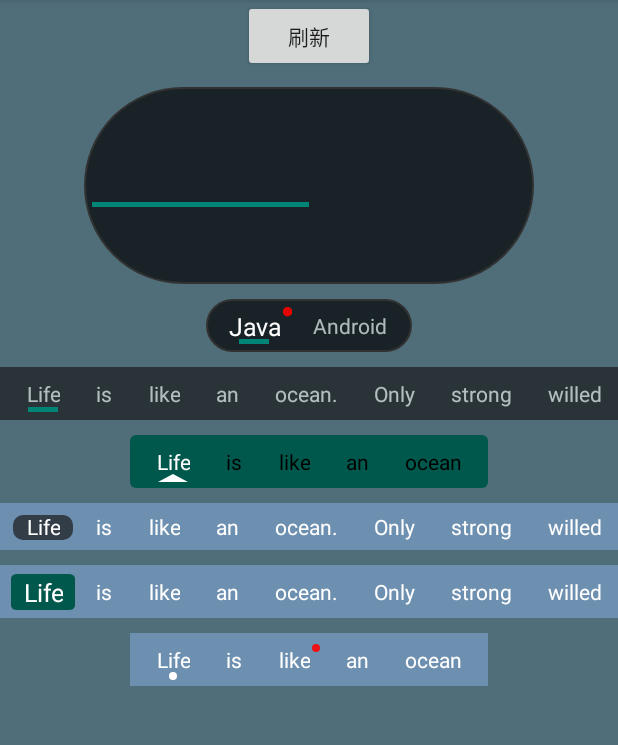
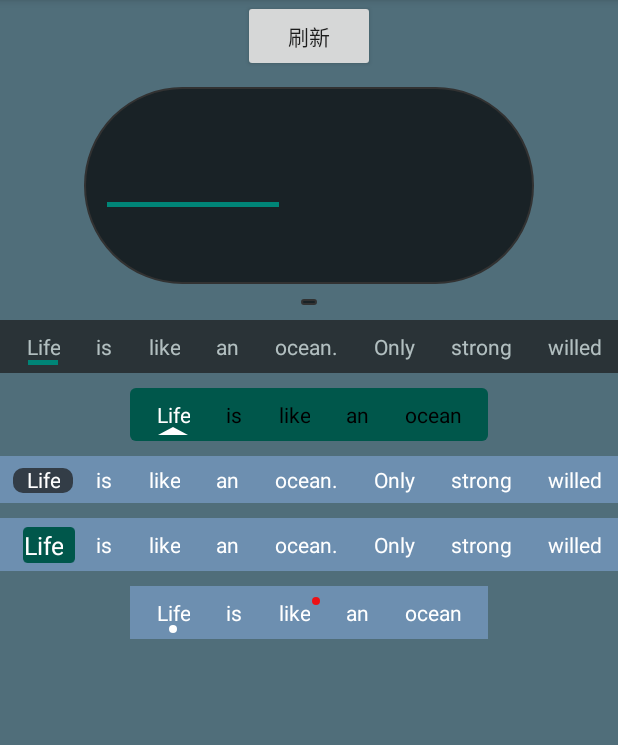
Before and after one commit to LillteZheng/FlowHelper, an Android app: the TabNoViewPagerActivity screen opened directly, with no data from a screen before it, on a phone screen of 412 x 824 dp, the part 84-829 px from its top. Run offline under Robolectric (Android 15) with nearby library versions, the phone set to English and light mode, and no system bars.

Commit message:
修复 tab_margin_x 不起作用的问题，该功能只支持 res 和 round

```diff
--- a/appx/src/main/java/com/zhengsr/tabhelper/activity/TabActivity.java
+++ b/appx/src/main/java/com/zhengsr/tabhelper/activity/TabActivity.java
@@ -139,7 +139,7 @@ public class TabActivity extends AppCompatActivity {
         bean.tabType = FlowConstants.RES;
         bean.tabItemRes = R.drawable.shape_round;
         bean.tabClickAnimTime = 300;
-        bean.tabMarginLeft = 5;
+        bean.tabMarginLeft = 30;
         bean.tabMarginTop = 12;
         bean.tabMarginRight = 5;
         bean.tabMarginBottom = 10;
--- a/appx/src/main/java/com/zhengsr/tabhelper/activity/TabNoViewPagerActivity.java
+++ b/appx/src/main/java/com/zhengsr/tabhelper/activity/TabNoViewPagerActivity.java
@@ -78,9 +78,9 @@ public class TabNoViewPagerActivity extends AppCompatActivity {
     }
 
     private void rectFlow() {
-        TabFlowLayout flowLayout = findViewById(R.id.rectflow);
+       /* TabFlowLayout flowLayout = findViewById(R.id.rectflow);
         mAdapter = new TabApdater(R.layout.item_msg, mTitle);
-        flowLayout.setAdapter(mAdapter);
+        flowLayout.setAdapter(mAdapter);*/
 
         TabFlowLayout flowLayout2 = findViewById(R.id.rectflow2);
 
--- a/appx/src/main/res/layout/activity_tab.xml
+++ b/appx/src/main/res/layout/activity_tab.xml
@@ -26,6 +26,7 @@
         app:tab_height="3dp"
         app:tab_width="20dp"
         app:tab_margin_b="3dp"
+        app:tab_margin_l="10dp"
         android:background="@color/black_ff_bg"
         app:tab_scale_factor="1.2"
         app:tab_item_autoScale="true"
@@ -67,6 +68,7 @@
         app:tab_height="3dp"
         app:tab_width="10dp"
         app:tab_margin_b="3dp"
+        app:tab_margin_t="10dp"
         android:background="@color/black_ff_bg"
         android:layout_height="wrap_content"/>
     <TextView
@@ -89,7 +91,7 @@
         app:tab_margin_t="3dp"
         app:tab_margin_b="3dp"
         app:tab_margin_l="2dp"
-        app:tab_margin_r="2dp"
+        app:tab_margin_r="10dp"
         app:tab_click_animTime="250"
         android:layout_height="wrap_content"/>
 
--- a/appx/src/main/res/layout/activity_tab_no_view_pager.xml
+++ b/appx/src/main/res/layout/activity_tab_no_view_pager.xml
@@ -30,6 +30,8 @@
         android:paddingBottom="2dp"
         app:tab_height="3dp"
         app:tab_margin_b="1dp"
+        app:tab_margin_l="10dp"
+        app:tab_margin_r="20dp"
         app:tab_item_autoScale="true"
         app:tab_scale_factor="1.2"
         app:tab_visual_count="2"
@@ -66,6 +68,8 @@
         android:paddingLeft="5dp"
         android:paddingRight="5dp"
         android:paddingTop="2dp"
+        app:tab_margin_l="10dp"
+        app:tab_margin_r="20dp"
         android:paddingBottom="2dp"
         android:layout_height="wrap_content"/>
 
@@ -79,6 +83,7 @@
         app:tab_width="20dp"
         app:tab_height="5dp"
         app:tab_margin_b="2dp"
+        app:tab_margin_l="10dp"
         android:paddingLeft="5dp"
         android:paddingRight="5dp"
         android:paddingTop="2dp"
@@ -106,7 +111,7 @@
         app:tab_round_size="50dp"
         app:tab_margin_t="4dp"
         app:tab_margin_b="3dp"
-        app:tab_margin_l="2dp"
+        app:tab_margin_l="10dp"
         app:tab_margin_r="2dp"
         android:paddingLeft="5dp"
         android:paddingRight="5dp"
--- a/appx/src/main/res/layout/activity_vertical_tab.xml
+++ b/appx/src/main/res/layout/activity_vertical_tab.xml
@@ -18,6 +18,8 @@
         app:tab_orientation="vertical"
         app:tab_width="2dp"
         app:tab_height="20dp"
+        app:tab_margin_t="20dp"
+        app:tab_margin_b="5dp"
         app:tab_action_orientaion="left"
         android:background="@color/page_gray_cccc"
         />
```
Also changed, not shown: tablibx/src/main/java/com/zhengsr/tablib/view/action/BaseAction.java (+15 -2 lines), 2 other files.
